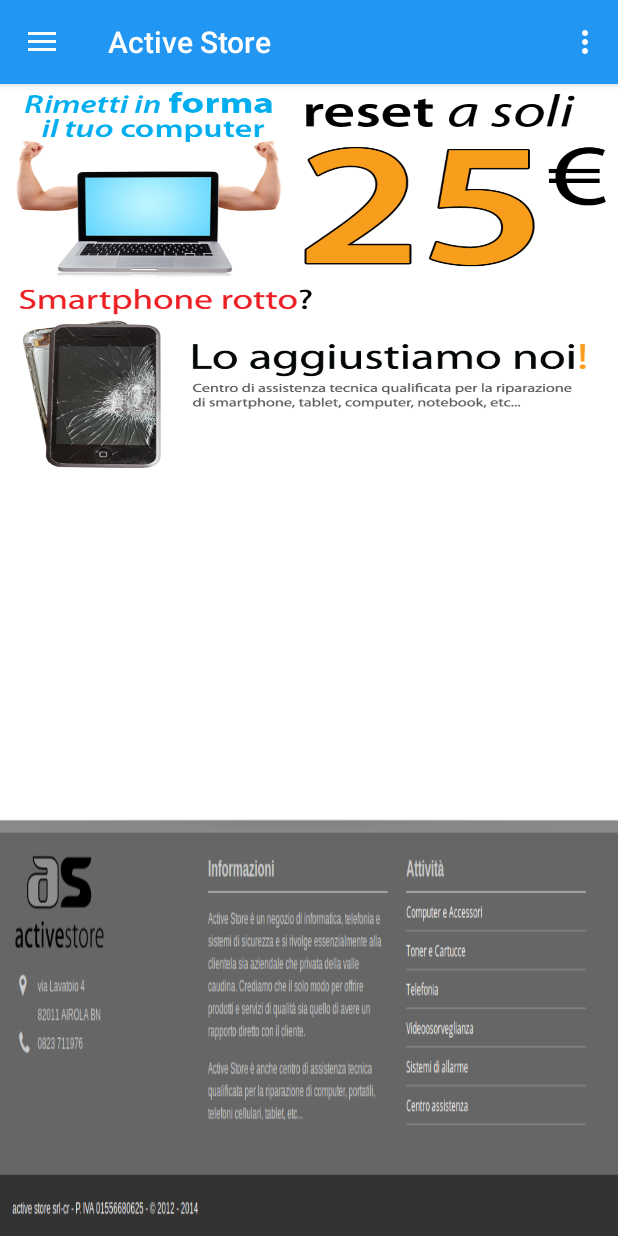
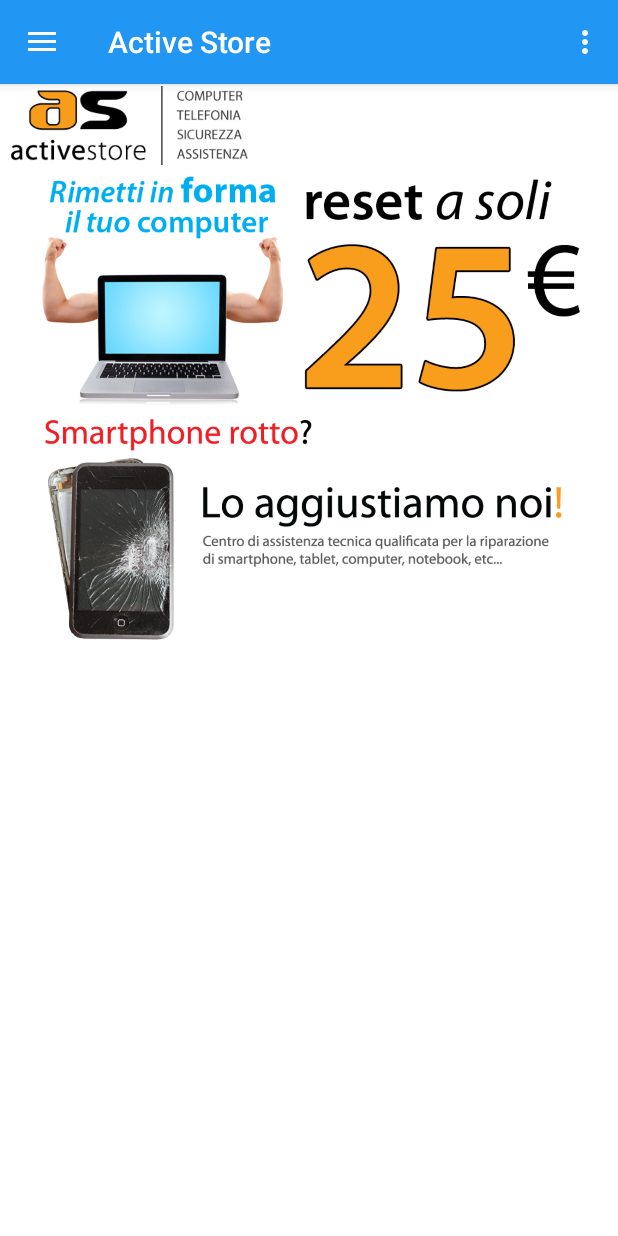
Before and after one commit to RoSSiFuMi1988/AsApp, an Android app: the screen it shows after launch (MainActivity), after a tap on "Menu closed", on a phone screen of 412 x 824 dp. Run offline under Robolectric (Android 15) with nearby library versions, the phone set to English and light mode, and no system bars; 1 other tap on this screen came first.

Commit message:
Modified firt page fragment with some publicity.

```diff
--- a/app/src/main/java/store/active/asapp/FirstPageFragment.java
+++ b/app/src/main/java/store/active/asapp/FirstPageFragment.java
@@ -2,19 +2,39 @@ package store.active.asapp;
 
 import android.annotation.TargetApi;
 import android.app.Fragment;
+import android.graphics.Bitmap;
+import android.graphics.BitmapFactory;
+import android.net.Uri;
 import android.os.Build;
 import android.os.Bundle;
+import android.util.Log;
 import android.view.LayoutInflater;
 import android.view.View;
 import android.view.ViewGroup;
+import android.widget.FrameLayout;
+import android.widget.ImageView;
+
+import java.io.IOException;
+import java.io.InputStream;
+import java.net.HttpURLConnection;
+import java.net.URL;
 
 
 public class FirstPageFragment extends Fragment {
 
+	private String image1_url = "http://www.active-store.it/img/slider01.png";
+
 	@Override
 	public View onCreateView(LayoutInflater inflater, ViewGroup container, Bundle savedInstanceState) {
 
-		View rootView = inflater.inflate(R.layout.first_page_fragment, container, false);
+
+				View rootView = inflater.inflate(R.layout.first_page_fragment, container, false);
+		ImageView imv0 = (ImageView) rootView.findViewById(R.id.imageView0);
+		ImageView imv1 = (ImageView) rootView.findViewById(R.id.imageView1);
+		ImageView imv2 = (ImageView) rootView.findViewById(R.id.imageView2);
+		imv0.setImageResource(R.drawable.logo_completo);
+		imv1.setImageResource(R.drawable.slider01);
+		imv2.setImageResource(R.drawable.slider02);
 
 		return rootView;
 	}
--- a/app/src/main/java/store/active/asapp/LocationFragment.java
+++ b/app/src/main/java/store/active/asapp/LocationFragment.java
@@ -21,7 +21,7 @@ public class LocationFragment extends Fragment {
     MapView mMapView;
     private GoogleMap googleMap;
     //position to show on map
-    static final LatLng Arpaia = new LatLng(41.0367800,14.5517500);
+    static final LatLng ActiveStore = new LatLng(41.0638537,14.5596528);
 
 
 
@@ -44,9 +44,9 @@ public class LocationFragment extends Fragment {
         //adding the view of the construction
         googleMap.setBuildingsEnabled(true);
         //adding the marker to the point
-        Marker Arp = googleMap.addMarker(new MarkerOptions().position(Arpaia));
+        Marker Arp = googleMap.addMarker(new MarkerOptions().position(ActiveStore));
         //moving the camera close to the marker
-        googleMap.moveCamera(CameraUpdateFactory.newLatLngZoom(Arpaia, 14));
+        googleMap.moveCamera(CameraUpdateFactory.newLatLngZoom(ActiveStore, 14));
 
         return rootView;
     }
--- a/app/src/main/res/layout/first_page_fragment.xml
+++ b/app/src/main/res/layout/first_page_fragment.xml
@@ -3,22 +3,25 @@
               android:orientation="horizontal"
               android:layout_width="fill_parent"
               android:layout_height="fill_parent"
-              android:id="@+id/LayoutFirstPage">
-    <FrameLayout
-            android:layout_width="match_parent"
-            android:layout_height="130dp" android:layout_row="2" android:layout_column="0"
-            android:background="@drawable/slider01" android:layout_gravity="top">
-    </FrameLayout>
-    <FrameLayout
+              android:id="@+id/LayoutFirstPage"
+    android:columnCount="1"
+    android:rowCount="3">
+
+
+    <ImageView
+        android:layout_width="180dp"
+        android:layout_height="55dp"
+        android:id="@+id/imageView0" />
+
+    <ImageView
         android:layout_width="match_parent"
-        android:layout_height="130dp" android:layout_row="3" android:layout_column="0"
-        android:background="@drawable/slider02" android:layout_gravity="top">
-    </FrameLayout>
-    <FrameLayout
-            android:layout_width="fill_parent"
-            android:layout_height="278dp" android:layout_row="4" android:layout_column="0"
-            android:background="@drawable/low_level">
-    </FrameLayout>
+        android:layout_height="160dp"
+        android:id="@+id/imageView1" />
+
+    <ImageView
+        android:layout_width="match_parent"
+        android:layout_height="160dp"
+        android:id="@+id/imageView2" />
 
 
 </GridLayout>
--- a/app/src/main/res/values/strings.xml
+++ b/app/src/main/res/values/strings.xml
@@ -1,8 +1,8 @@
 <resources>
-    <string name="app_name">Active Store</string>
-    <string name="drawer_open">Menu opened</string>
-    <string name="drawer_close">Menu closed</string>
-    <string name="action_settings">Settings</string>
-    <string name="AddressOfMailToSend">iovine.antonio.1988@libero.it</string>
-    <string name="AddressMailForTicket">ticketingemail@gmail.com</string>
+<string name="app_name">Active Store</string>
+<string name="drawer_open">Menu opened</string>
+<string name="drawer_close">Menu closed</string>
+<string name="action_settings">Settings</string>
+<string name="AddressOfMailToSend">info@active-store.it</string>
+<string name="AddressMailForTicket">info@active-store.it</string>
 </resources>
```
Also changed, not shown: app/src/main/res/drawable/ic_logo.png, app/src/main/res/drawable/logocompleto.png (deleted).
